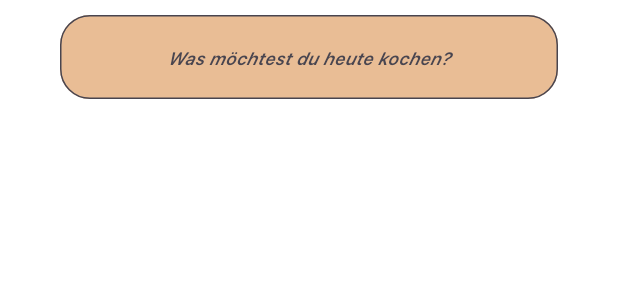
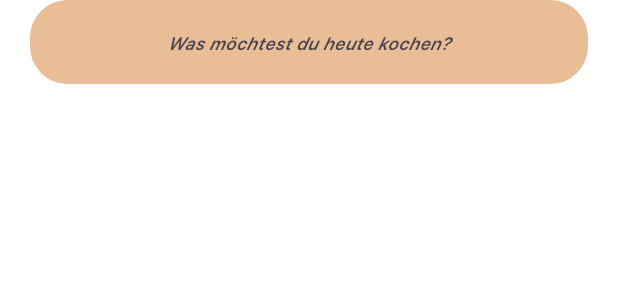
Before and after one commit to Dopa91/flutter_foodie, a Flutter app: the SearchButton widget shown alone on an empty page, opened directly, on a phone screen of 412 x 824 dp. Shown: the top 300 px of the screen. Run offline on Flutter 3.47's test engine with Material 3 defaults, Android fonts, the phone set to English and light mode, and no system bars; project files that could hold a hidden picture were left out.

```diff
--- a/lib/feautures/search_button.dart
+++ b/lib/feautures/search_button.dart
@@ -12,7 +12,7 @@ class SearchButton extends StatelessWidget {
   @override
   Widget build(BuildContext context) {
     return Padding(
-      padding: const EdgeInsets.symmetric(horizontal: 40, vertical: 10),
+      padding: const EdgeInsets.symmetric(horizontal: 20, vertical: 0),
       child: TextField(
         obscureText: false, // text sehen
         textAlign: TextAlign.center,
@@ -27,7 +27,13 @@ class SearchButton extends StatelessWidget {
           filled: true,
           fillColor: searchButtonColor1,
           border: OutlineInputBorder(
-            borderRadius: BorderRadius.circular(20),
+            borderRadius: BorderRadius.circular(25),
+            borderSide: BorderSide.none
+            // borderSide: const BorderSide(color:
+            // Colors.white,
+            // width: 1),
+
+
           ),
         ),
         // textAlign: TextAlign.center,
```
Also changed, not shown: lib/feedscreen/feed_screen.dart (+44 -5 lines).
